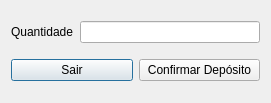
Before: the Qt Designer form Projeto/fazerdeposito.ui in YagoConstantino/SistemaBancario, drawn with Qt 5.
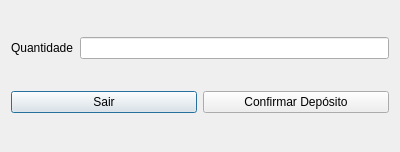
After: the same form once the commit is applied.

Diff of the .ui file:
```diff
--- a/Projeto/fazerdeposito.ui
+++ b/Projeto/fazerdeposito.ui
@@ -6,8 +6,8 @@
    <rect>
     <x>0</x>
     <y>0</y>
-    <width>271</width>
-    <height>103</height>
+    <width>400</width>
+    <height>152</height>
    </rect>
   </property>
   <property name="windowTitle">
```
